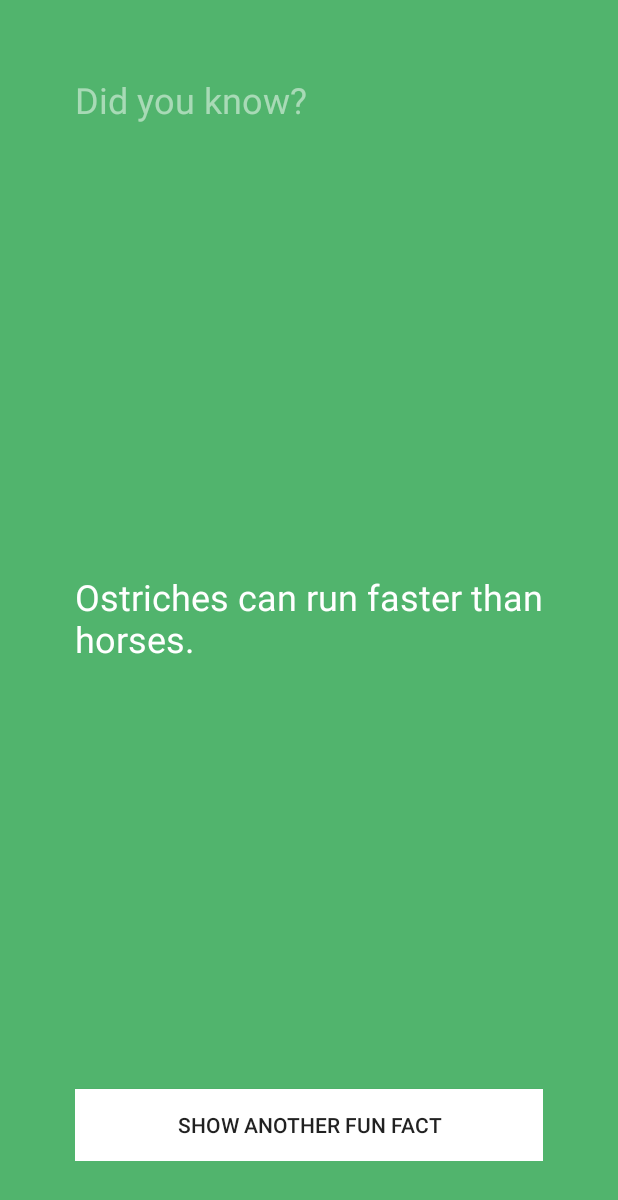
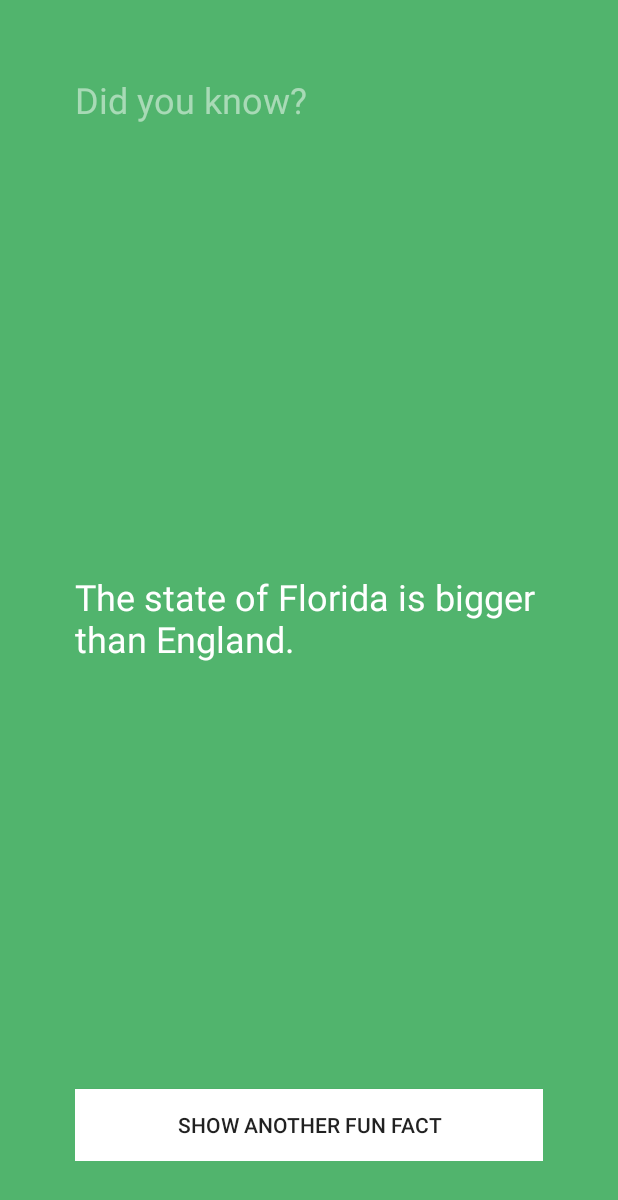
Before and after one commit to theklam/FunFacts-Android, an Android app: the screen it shows after launch (FunFactsActivity), after a tap on "SHOW ANOTHER FUN FACT", on a phone screen of 412 x 824 dp. Shown: the top 1200 px of the screen. Run offline under Robolectric (Android 15) with nearby library versions, the phone set to English and light mode, and no system bars.

Commit message:
10 facts added with String array, app is fully functional

```diff
--- a/app/src/main/java/com/kalvinlam/funfacts/FunFactsActivity.java
+++ b/app/src/main/java/com/kalvinlam/funfacts/FunFactsActivity.java
@@ -5,6 +5,8 @@ import android.support.v7.app.AppCompatActivity;
 import android.view.View;
 import android.widget.Button;
 import android.widget.TextView;
+
+import java.util.Random;
 
 public class FunFactsActivity extends AppCompatActivity {
     // Declare our View variables
@@ -23,8 +25,25 @@ public class FunFactsActivity extends AppCompatActivity {
         View.OnClickListener listener = new View.OnClickListener() {
             @Override
             public void onClick(View v) {
+                String[] facts = {
+                        "Ants stretch when they wake up in the morning.",
+                        "Ostriches can run faster than horses.",
+                        "Olympic gold medals are actually made mostly of silver.",
+                        "You are born with 300 bones; by the time you are an adult you will have 206.",
+                        "It takes about 8 minutes for light from the Sun to reach Earth.",
+                        "Some bamboo plants can grow almost a meter in just one day.",
+                        "The state of Florida is bigger than England.",
+                        "Some penguins can leap 2-3 meters out of the water.",
+                        "On average, it takes 66 days to form a new habit.",
+                        "Mammoths still walked the earth when the Great Pyramid was being built." };
+
                 // The button was clicked, so update the fact TextView with a new fact
-                String fact = "Ostriches can run faster than horses.";
+                String fact = "";
+
+                // Randomly select a fact
+                Random randomGenerator = new Random();
+                int randomNumber = randomGenerator.nextInt(facts.length);
+                fact = facts[randomNumber];
 
                 // Update TextView to show this new fact
                 mFactTextView.setText(fact);
```
